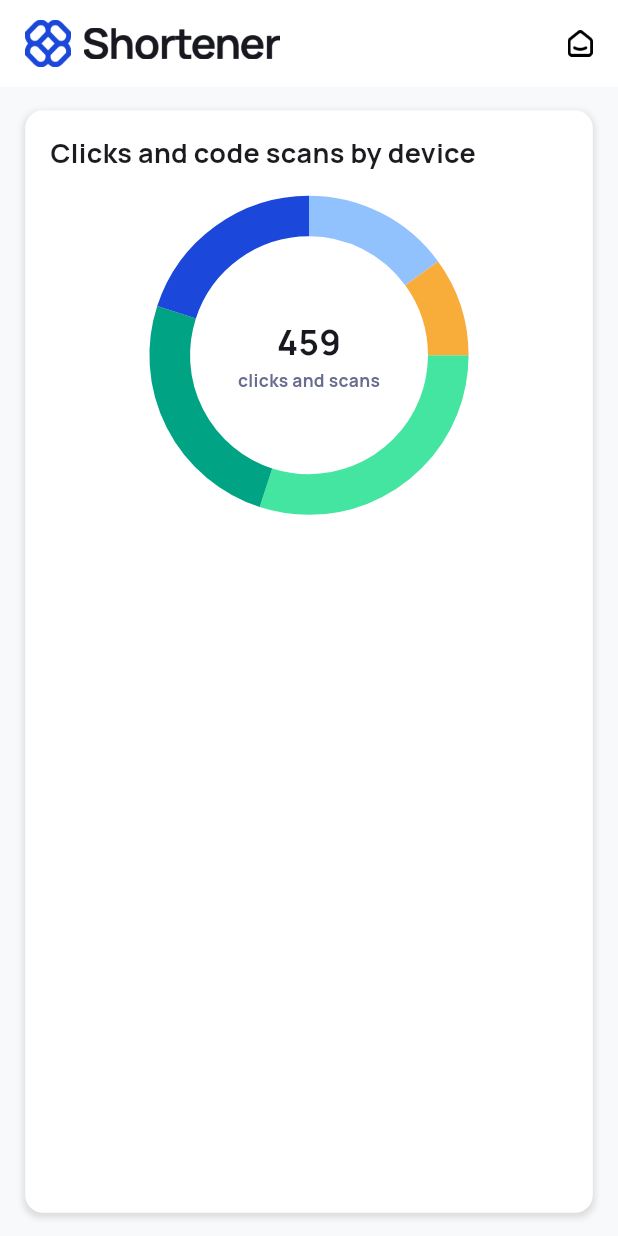
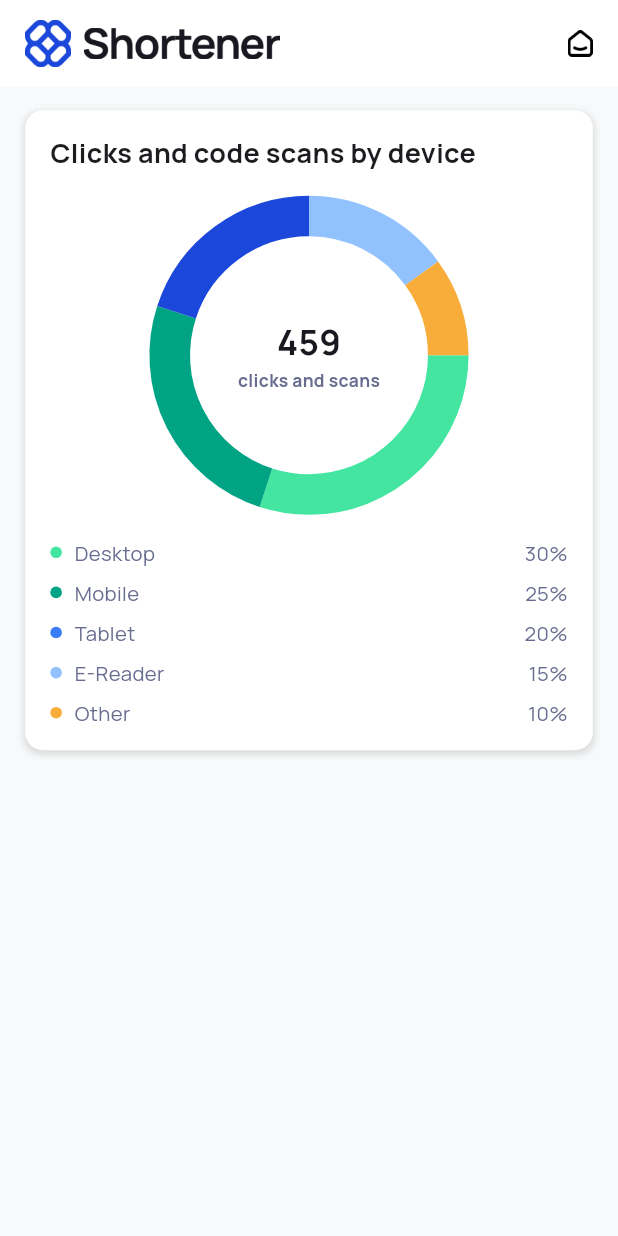
Before and after one commit to Amir-HShahi/Shortener-Flutter, a Flutter app: the screen it shows after launch, on a phone screen of 412 x 824 dp. Run offline on Flutter 3.47's test engine with Material 3 defaults, Android fonts, the phone set to English and light mode, and no system bars; drawn by our look-alikes of fl_chart; our stand-ins replace google_fonts, qr_flutter.

Commit message:
AnalyticsScreen: Abstracted device tile implemented

```diff
--- a/lib/view/analytics_screen.dart
+++ b/lib/view/analytics_screen.dart
@@ -39,6 +39,7 @@ class AnalyticsScreen extends StatelessWidget {
                 ),
               ]),
           child: Column(
+            mainAxisSize: MainAxisSize.min,
             crossAxisAlignment: CrossAxisAlignment.start,
             mainAxisAlignment: MainAxisAlignment.start,
             children: [
@@ -62,9 +63,6 @@ class AnalyticsScreen extends StatelessWidget {
                           stylePieChartSectionData(15, const Color(0xff92C2FE)),
                           stylePieChartSectionData(10, const Color(0xffF8AC39))
                         ], sectionsSpace: 0),
-                        swapAnimationDuration:
-                            const Duration(milliseconds: 150),
-                        swapAnimationCurve: Curves.linear, // Optional
                       ),
                     ),
                   ),
@@ -85,6 +83,30 @@ class AnalyticsScreen extends StatelessWidget {
                 ],
               ),
               SizedBox(height: scaledHeight(16)),
+              const _DeviceListTile(
+                  leadingColor: Color(0xff43E5A0),
+                  deviceName: "Desktop",
+                  clickShare: 30),
+              SizedBox(height: scaledHeight(8)),
+              const _DeviceListTile(
+                  leadingColor: Color(0xff00A383),
+                  deviceName: "Mobile",
+                  clickShare: 25),
+              SizedBox(height: scaledHeight(8)),
+              const _DeviceListTile(
+                  leadingColor: Color(0xff397CF8),
+                  deviceName: "Tablet",
+                  clickShare: 20),
+              SizedBox(height: scaledHeight(8)),
+              const _DeviceListTile(
+                  leadingColor: Color(0xff92C2FE),
+                  deviceName: "E-Reader",
+                  clickShare: 15),
+              SizedBox(height: scaledHeight(8)),
+              const _DeviceListTile(
+                  leadingColor: Color(0xffF8AC39),
+                  deviceName: "Other",
+                  clickShare: 10)
             ],
           ),
         ),
@@ -92,3 +114,40 @@ class AnalyticsScreen extends StatelessWidget {
     );
   }
 }
+
+class _DeviceListTile extends StatelessWidget {
+  final Color leadingColor;
+  final String deviceName;
+  final double clickShare;
+  const _DeviceListTile(
+      {super.key,
+      required this.leadingColor,
+      required this.deviceName,
+      required this.clickShare});
+
+  @override
+  Widget build(BuildContext context) {
+    return Row(
+      mainAxisAlignment: MainAxisAlignment.start,
+      crossAxisAlignment: CrossAxisAlignment.center,
+      children: [
+        Container(
+          height: scaledHeight(8),
+          width: scaledHeight(8),
+          decoration: BoxDecoration(
+            color: leadingColor,
+            shape: BoxShape.circle,
+          ),
+        ),
+        SizedBox(width: scaledWidth(8)),
+        Text(deviceName,
+            style: GoogleFonts.manrope(
+                fontSize: scaledHeight(14), color: const Color(0xff686C8F))),
+        const Spacer(),
+        Text("${clickShare.toInt()}%",
+            style: GoogleFonts.manrope(
+                fontSize: scaledHeight(14), color: const Color(0xff686C8F)))
+      ],
+    );
+  }
+}
```
